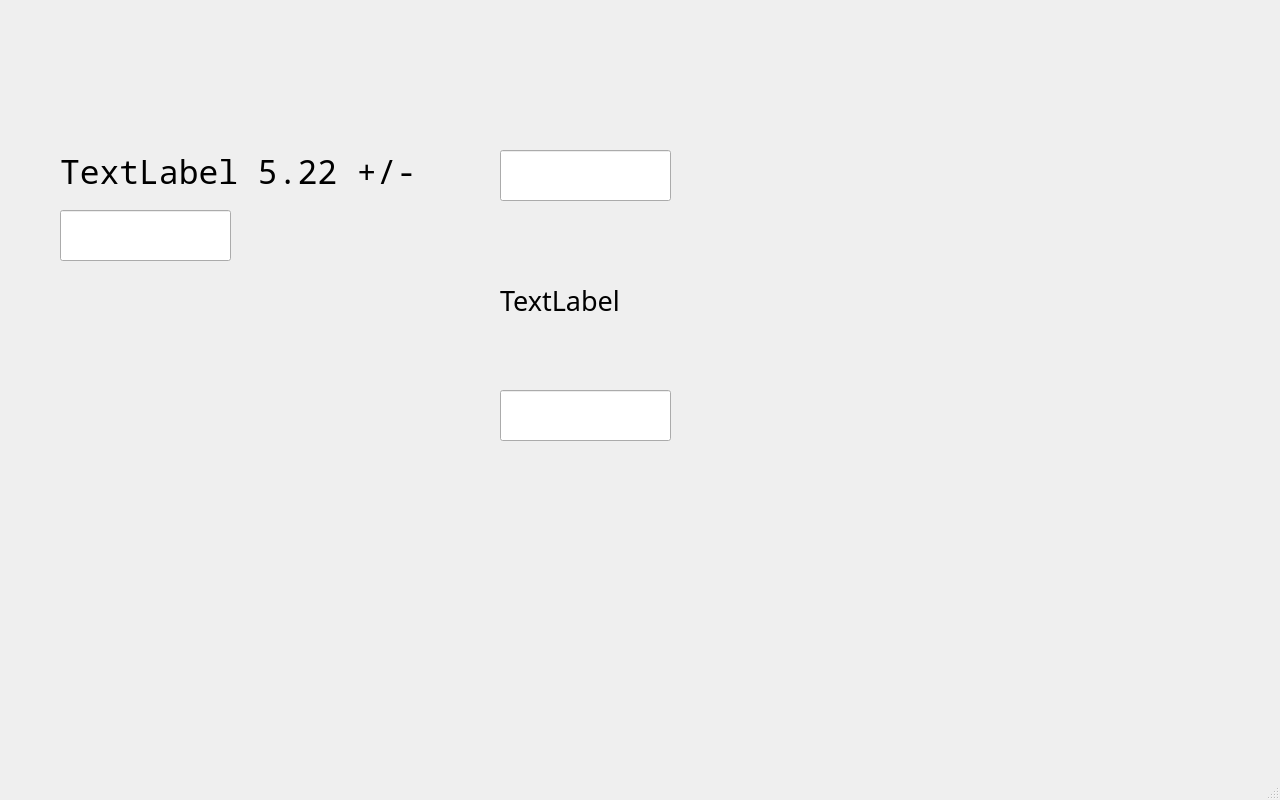
Above: mainwindow.ui from st9540808/qt-numpad before the change. Below: the same form after it.
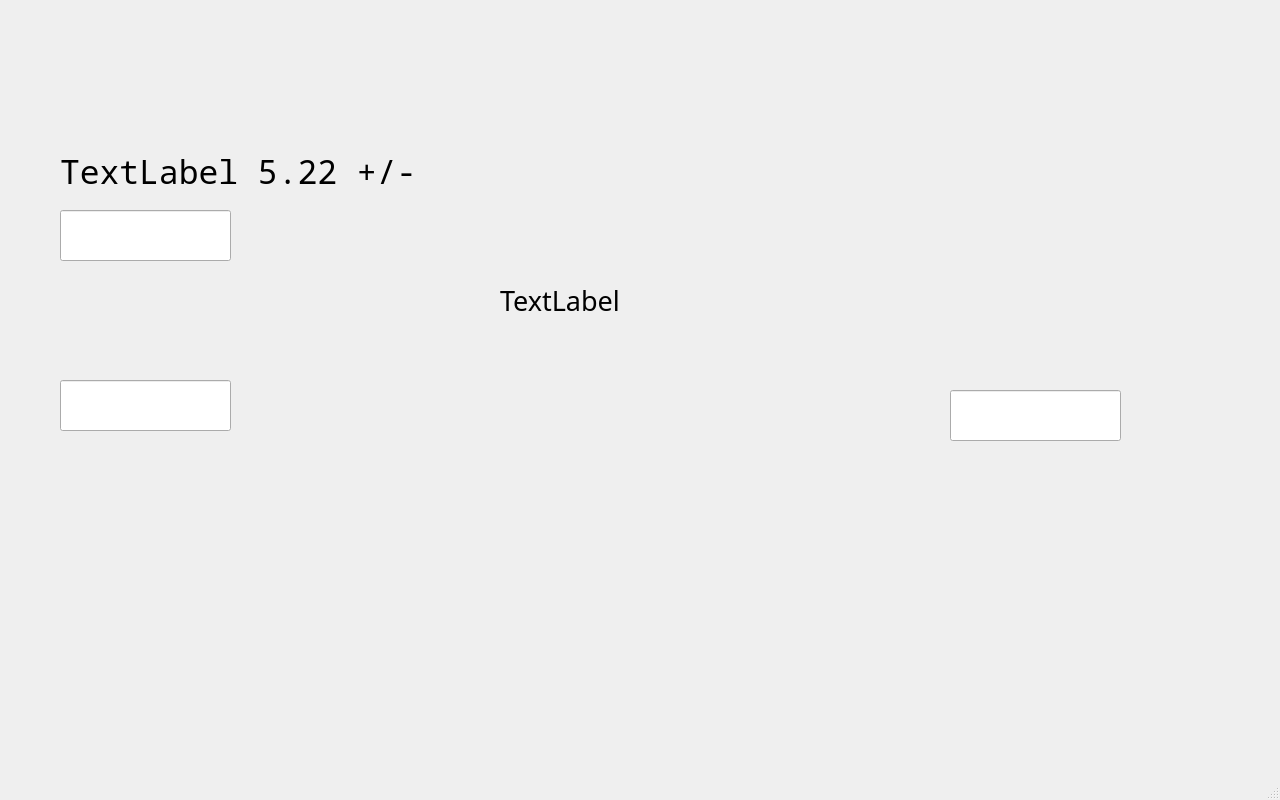
That is the form after the change. Custom widgets are drawn as their Qt base class.

Commit message: Adjust position of numpad based on focused widget

What changed in the file:
```diff
--- a/mainwindow.ui
+++ b/mainwindow.ui
@@ -36,8 +36,8 @@
    <widget class="MyLineEdit" name="lineEdit">
     <property name="geometry">
      <rect>
-      <x>500</x>
-      <y>150</y>
+      <x>60</x>
+      <y>380</y>
       <width>171</width>
       <height>51</height>
      </rect>
@@ -57,7 +57,7 @@
    <widget class="MyLineEdit" name="lineEdit_2">
     <property name="geometry">
      <rect>
-      <x>500</x>
+      <x>950</x>
       <y>390</y>
       <width>171</width>
       <height>51</height>
```
Left out of the diff: 2 changed lines with no effect on the pictures. The commit also changes 2 other files.
